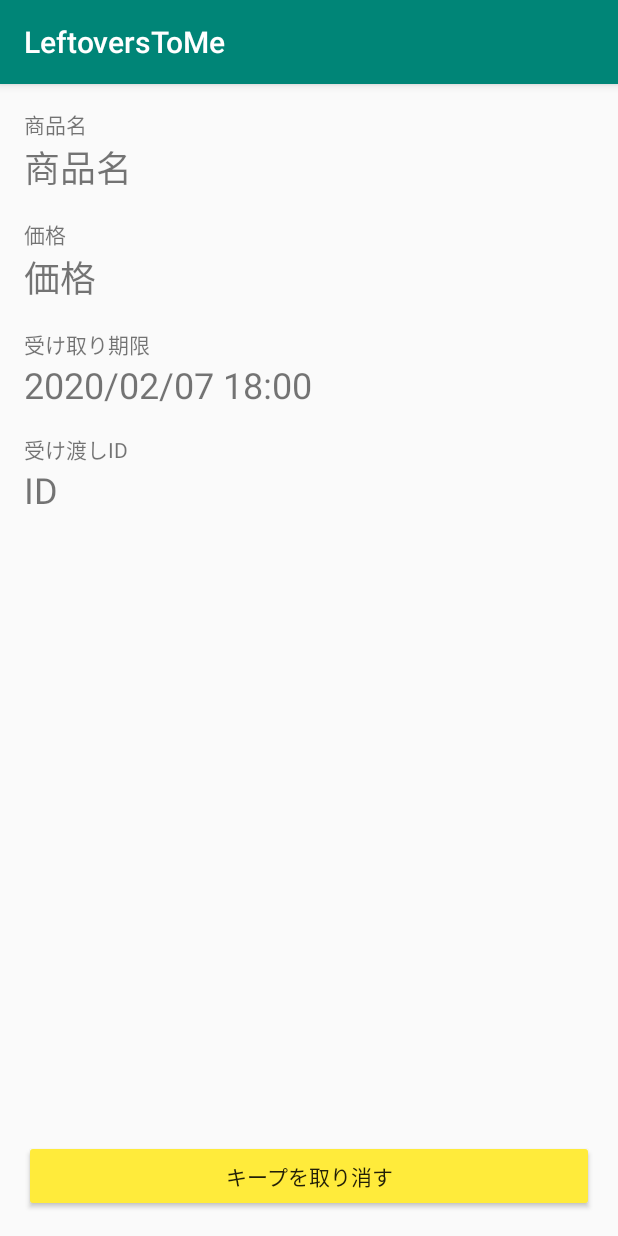
After one commit to libra219/LeftoversToMe, an Android app: the KeepItemActivity screen opened directly, with no data from a screen before it, on a phone screen of 412 x 824 dp. The commit adds this screen. Run offline under Robolectric (Android 15) with nearby library versions, the phone set to English and light mode, and no system bars; our stand-ins replace Firebase (no records; nobody signed in at launch, a user with empty details on screens opened directly); 4 statements that could not run were skipped.

Commit message:
✨ : Add function
KEEPリストとアイテムの追加

```diff
--- a/app/src/main/AndroidManifest.xml
+++ b/app/src/main/AndroidManifest.xml
@@ -16,7 +16,8 @@
         android:roundIcon="@mipmap/ic_launcher_round"
         android:supportsRtl="true"
         android:theme="@style/AppTheme">
-        <activity android:name=".LoginRegisterActivity"></activity>
+        <activity android:name=".KeepListActivity"></activity>
+        <activity android:name=".LoginRegisterActivity" />
         <activity android:name=".ManagerShopInfoActivity" />
         <activity android:name=".DeliveryActivity" />
         <activity android:name=".KeepItemActivity" />
--- /dev/null
+++ b/app/src/main/java/local/libra219/android/leftoverstome/KeepItemActivity.kt
@@ -0,0 +1,77 @@
+package local.libra219.android.leftoverstome
+
+import android.app.AlertDialog
+import android.content.Context
+import android.content.SharedPreferences
+import androidx.appcompat.app.AppCompatActivity
+import android.os.Bundle
+import android.util.Log
+import android.widget.TextView
+import android.widget.Toast
+import com.google.firebase.firestore.FirebaseFirestore
+import kotlinx.android.synthetic.main.activity_keep_item.*
+
+class KeepItemActivity : AppCompatActivity() {
+    private val TAG = "KeepItemActivity"
+
+    /** Firebase  **/
+    private var fs: FirebaseFirestore? = null
+    private lateinit var dataStore: SharedPreferences
+
+
+    init {
+        fs = FirebaseFirestore.getInstance()
+    }
+
+    override fun onCreate(savedInstanceState: Bundle?) {
+        super.onCreate(savedInstanceState)
+        setContentView(R.layout.activity_keep_item)
+
+        dataStore = getSharedPreferences("DataStore", Context.MODE_PRIVATE)
+
+        val itemId = intent.getStringExtra("ITEM_ID").toString()
+
+        fs!!.collection("item")
+            .document(itemId)
+            .get()
+            .addOnSuccessListener {
+                if(it != null){
+                    tv_keep_item_name.text = it["name"].toString()
+                    tv_keep_item_price.text = it["price"].toString()
+                    tv_keep_item_id.text = it["keep_id"].toString()
+                    tv_keep_item_limit.text = "2020/02/07 18:00"
+                }
+            }
+
+        btn_keep_item_del.setOnClickListener {
+            AlertDialog.Builder(this)
+                .setTitle("キープを取消します")
+                .setMessage("よろしいですか？")
+                .setPositiveButton("OK") { dialog, which ->
+                    Log.d(TAG, "入力Ok")
+                    fs!!.collection("item")
+                        .document(itemId)
+                        .update(
+                            mapOf(
+                                "keep_id" to "0"
+                            )
+                        )
+                        .addOnSuccessListener {
+                            Log.d(TAG, "====================keep 取り消し 成功=====================")
+                            Toast.makeText(this, "キープを取り消しました", Toast.LENGTH_SHORT).show()
+                            finish()
+                        }
+                        .addOnFailureListener { e ->
+                            Log.d(TAG, "====================keep 取り消し失敗=====================\n" +
+                                    "ERROR : $e")
+                            Toast.makeText(this, "取り消しに失敗しました", Toast.LENGTH_SHORT).show()
+                        }
+                }
+                .setNegativeButton("No") { dialog, which ->
+                    Log.d(TAG, "入力No")
+                }
+                .show()
+        }
+    }
+
+}
--- /dev/null
+++ b/app/src/main/res/layout/activity_keep_item.xml
@@ -0,0 +1,121 @@
+<?xml version="1.0" encoding="utf-8"?>
+<androidx.constraintlayout.widget.ConstraintLayout xmlns:android="http://schemas.android.com/apk/res/android"
+    xmlns:app="http://schemas.android.com/apk/res-auto"
+    xmlns:tools="http://schemas.android.com/tools"
+    android:layout_width="match_parent"
+    android:layout_height="match_parent"
+    tools:context=".KeepItemActivity">
+
+    <TextView
+        android:id="@+id/tv_keep_name_in_0"
+        android:layout_width="0dp"
+        android:layout_height="wrap_content"
+        android:layout_marginStart="16dp"
+        android:layout_marginTop="16dp"
+        android:layout_marginEnd="16dp"
+        android:text="商品名"
+        app:layout_constraintEnd_toEndOf="parent"
+        app:layout_constraintStart_toStartOf="parent"
+        app:layout_constraintTop_toTopOf="parent" />
+
+    <TextView
+        android:id="@+id/tv_keep_name_in_1"
+        android:layout_width="0dp"
+        android:layout_height="wrap_content"
+        android:layout_marginStart="16dp"
+        android:layout_marginTop="16dp"
+        android:layout_marginEnd="16dp"
+        android:text="価格"
+        app:layout_constraintEnd_toEndOf="parent"
+        app:layout_constraintHorizontal_bias="0.0"
+        app:layout_constraintStart_toStartOf="parent"
+        app:layout_constraintTop_toBottomOf="@+id/tv_keep_item_name" />
+
+    <TextView
+        android:id="@+id/tv_keep_name_in_2"
+        android:layout_width="0dp"
+        android:layout_height="wrap_content"
+        android:layout_marginStart="16dp"
+        android:layout_marginTop="16dp"
+        android:layout_marginEnd="16dp"
+        android:text="受け取り期限"
+        app:layout_constraintEnd_toEndOf="parent"
+        app:layout_constraintHorizontal_bias="0.0"
+        app:layout_constraintStart_toStartOf="parent"
+        app:layout_constraintTop_toBottomOf="@+id/tv_keep_item_price" />
+
+    <TextView
+        android:id="@+id/tv_keep_name_in_3"
+        android:layout_width="0dp"
+        android:layout_height="wrap_content"
+        android:layout_marginStart="16dp"
+        android:layout_marginTop="16dp"
+        android:layout_marginEnd="16dp"
+        android:text="受け渡しID"
+        app:layout_constraintEnd_toEndOf="parent"
+        app:layout_constraintHorizontal_bias="0.0"
+        app:layout_constraintStart_toStartOf="parent"
+        app:layout_constraintTop_toBottomOf="@+id/tv_keep_item_limit" />
+
+    <TextView
+        android:id="@+id/tv_keep_item_name"
+        android:layout_width="0dp"
+        android:layout_height="wrap_content"
+        android:layout_marginStart="16dp"
+        android:layout_marginEnd="16dp"
+        android:text="商品名"
+        android:textSize="24sp"
+        app:layout_constraintEnd_toEndOf="parent"
+        app:layout_constraintStart_toStartOf="parent"
+        app:layout_constraintTop_toBottomOf="@+id/tv_keep_name_in_0" />
+
+    <TextView
+        android:id="@+id/tv_keep_item_price"
+        android:layout_width="0dp"
+        android:layout_height="wrap_content"
+        android:layout_marginStart="16dp"
+        android:layout_marginEnd="16dp"
+        android:text="価格"
+        android:textSize="24sp"
+        app:layout_constraintEnd_toEndOf="parent"
+        app:layout_constraintStart_toStartOf="parent"
+        app:layout_constraintTop_toBottomOf="@+id/tv_keep_name_in_1" />
+
+    <TextView
+        android:id="@+id/tv_keep_item_limit"
+        android:layout_width="0dp"
+        android:layout_height="wrap_content"
+        android:layout_marginStart="16dp"
+        android:layout_marginEnd="16dp"
+        android:text="リミット"
+        android:textSize="24sp"
+        app:layout_constraintEnd_toEndOf="parent"
+        app:layout_constraintStart_toStartOf="parent"
+        app:layout_constraintTop_toBottomOf="@+id/tv_keep_name_in_2" />
+
+    <TextView
+        android:id="@+id/tv_keep_item_id"
+        android:layout_width="0dp"
+        android:layout_height="wrap_content"
+        android:layout_marginStart="16dp"
+        android:layout_marginEnd="16dp"
+        android:text="ID"
+        android:textSize="24sp"
+        app:layout_constraintEnd_toEndOf="parent"
+        app:layout_constraintStart_toStartOf="parent"
+        app:layout_constraintTop_toBottomOf="@+id/tv_keep_name_in_3" />
+
+    <Button
+        android:id="@+id/btn_keep_item_del"
+        android:layout_width="0dp"
+        android:layout_height="wrap_content"
+        android:layout_marginStart="16dp"
+        android:layout_marginEnd="16dp"
+        android:layout_marginBottom="16dp"
+        android:backgroundTint="#FFEB3B"
+        android:text="キープを取り消す"
+        app:layout_constraintBottom_toBottomOf="parent"
+        app:layout_constraintEnd_toEndOf="parent"
+        app:layout_constraintStart_toStartOf="parent" />
+
+</androidx.constraintlayout.widget.ConstraintLayout>
```
Also changed, not shown: app/src/main/java/local/libra219/android/leftoverstome/KeepListActivity.kt (added, +92 -0 lines), app/src/main/java/local/libra219/android/leftoverstome/MapsActivity.kt (+17 -12 lines), app/src/main/res/layout/activity_keep_list.xml (added, +17 -0 lines), app/src/main/res/menu/btn_navigation_menu.xml (+19 -11 lines), app/src/main/res/drawable/shopping_cart_solid.webp (added).
